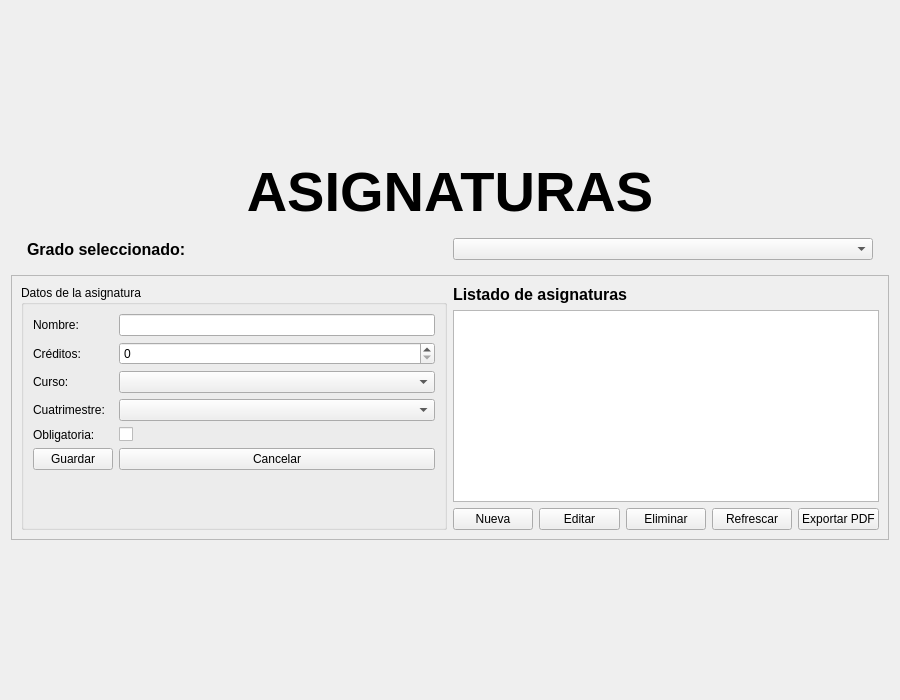
Qt form app/view/Asignatura.ui (Orphereum/2DAM_DI_Universidad) before a commit.
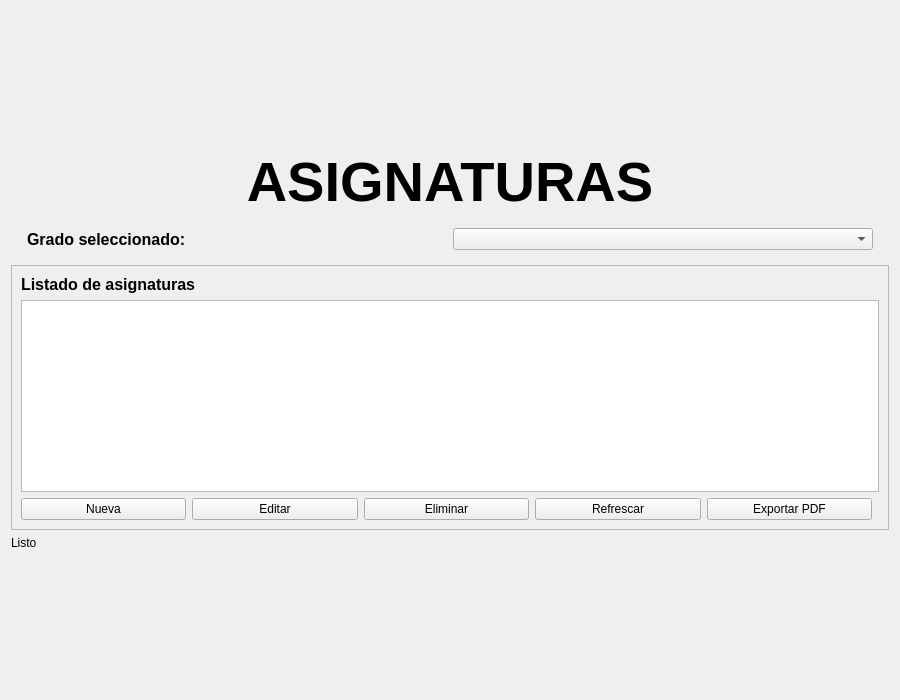
The same form after that commit.

Commit message:
Datos de Asignaturas
Carga de datos de asignaturas independientemente de el grado seleccionado

Patch:
```diff
--- a/app/view/Asignatura.ui
+++ b/app/view/Asignatura.ui
@@ -101,94 +101,10 @@
       <enum>QFrame::StyledPanel</enum>
      </property>
 
-     <layout class="QGridLayout" name="gridLayoutMain">
-
-      <!-- FORMULARIO IZQUIERDA -->
-      <item row="0" column="0" rowspan="3">
-       <widget class="QGroupBox" name="grp_formulario">
-        <property name="title">
-         <string>Datos de la asignatura</string>
-        </property>
-
-        <layout class="QFormLayout" name="formLayout">
-
-         <item row="0" column="0">
-          <widget class="QLabel" name="labelNombre">
-           <property name="text">
-            <string>Nombre:</string>
-           </property>
-          </widget>
-         </item>
-         <item row="0" column="1">
-          <widget class="QLineEdit" name="txt_nombre"/>
-         </item>
-
-         <item row="1" column="0">
-          <widget class="QLabel" name="labelCreditos">
-           <property name="text">
-            <string>Créditos:</string>
-           </property>
-          </widget>
-         </item>
-         <item row="1" column="1">
-          <widget class="QSpinBox" name="sp_creditos"/>
-         </item>
-
-         <item row="2" column="0">
-          <widget class="QLabel" name="labelCurso">
-           <property name="text">
-            <string>Curso:</string>
-           </property>
-          </widget>
-         </item>
-         <item row="2" column="1">
-          <widget class="QComboBox" name="cb_curso"/>
-         </item>
-
-         <item row="3" column="0">
-          <widget class="QLabel" name="labelCuatrimestre">
-           <property name="text">
-            <string>Cuatrimestre:</string>
-           </property>
-          </widget>
-         </item>
-         <item row="3" column="1">
-          <widget class="QComboBox" name="cb_cuatrimestre"/>
-         </item>
-
-         <item row="4" column="0">
-          <widget class="QLabel" name="labelTipo">
-           <property name="text">
-            <string>Obligatoria:</string>
-           </property>
-          </widget>
-         </item>
-         <item row="4" column="1">
-          <widget class="QCheckBox" name="chk_obligatoria"/>
-         </item>
-
-         <item row="6" column="0">
-          <widget class="QPushButton" name="btn_guardar">
-           <property name="text">
-            <string>Guardar</string>
-           </property>
-          </widget>
-         </item>
-
-         <item row="6" column="1">
-          <widget class="QPushButton" name="btn_cancelar">
-           <property name="text">
-            <string>Cancelar</string>
-           </property>
-          </widget>
-         </item>
-
-        </layout>
-       </widget>
-      </item>
+     <layout class="QVBoxLayout">
 
       <!-- TÍTULO TABLA -->
-      <item row="0" column="1">
+      <item>
        <widget class="QLabel" name="lblTablaTitulo">
         <property name="font">
          <font>
@@ -203,12 +119,12 @@
       </item>
 
       <!-- TABLA -->
-      <item row="1" column="1">
+      <item>
        <widget class="QTableWidget" name="tbl_asignaturas"/>
       </item>
 
-      <!-- BOTONES CRUD -->
-      <item row="2" column="1">
+      <!-- BOTONES -->
+      <item>
        <layout class="QHBoxLayout">
         <item>
          <widget class="QPushButton" name="btn_nueva">
@@ -245,12 +161,32 @@
           </property>
          </widget>
         </item>
+        <item>
+         <spacer name="spacerButtons">
+          <property name="orientation">
+           <enum>Qt::Horizontal</enum>
+          </property>
+         </spacer>
+        </item>
        </layout>
       </item>
 
      </layout>
     </widget>
    </item>
+   <item>
+ <widget class="QLabel" name="lbl_estado">
+  <property name="minimumHeight">
+   <number>24</number>
+  </property>
+  <property name="text">
+   <string>Listo</string>
+  </property>
+  <property name="alignment">
+   <set>Qt::AlignLeft|Qt::AlignVCenter</set>
+  </property>
+ </widget>
+</item>
 
    <!-- Spacer inferior -->
    <item>
```
Left out of the diff: 4 changed lines with no effect on the pictures. The commit also changes 3 other files.
